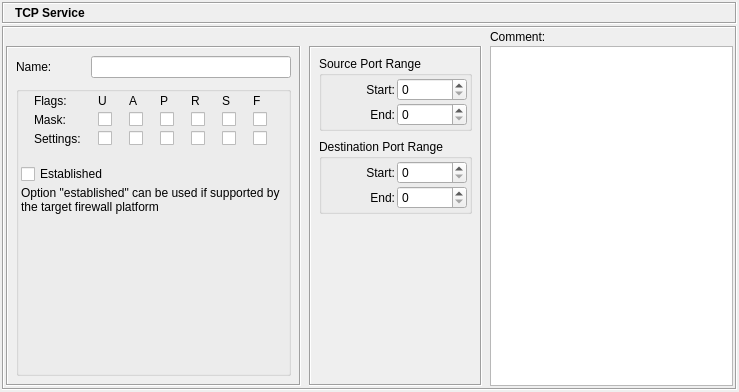
The window that src/gui/tcpservicedialog_q.ui (fwbuilder/fwbuilder) describes before a commit, drawn with Qt 5.
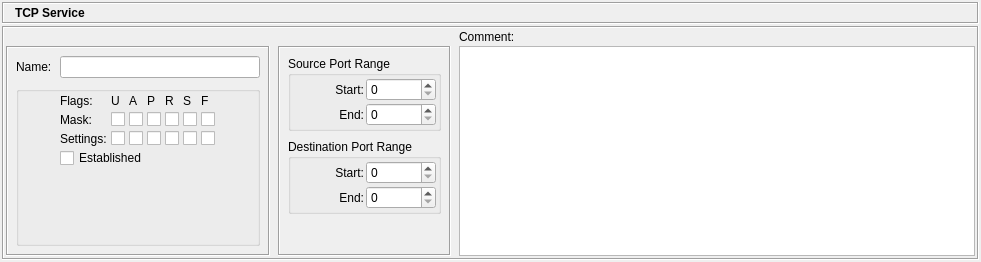
The same window after the commit. Icons and pictures are not drawn.

Commit message: resizing and tidying object dialogs

```diff
--- a/src/gui/tcpservicedialog_q.ui
+++ b/src/gui/tcpservicedialog_q.ui
@@ -8,8 +8,8 @@
    <rect>
     <x>0</x>
     <y>0</y>
-    <width>739</width>
-    <height>392</height>
+    <width>981</width>
+    <height>262</height>
    </rect>
   </property>
   <property name="sizePolicy" >
@@ -738,22 +738,6 @@
                </layout>
               </item>
               <item row="1" column="0" >
-               <spacer>
-                <property name="orientation" >
-                 <enum>Qt::Vertical</enum>
-                </property>
-                <property name="sizeType" >
-                 <enum>QSizePolicy::Fixed</enum>
-                </property>
-                <property name="sizeHint" >
-                 <size>
-                  <width>235</width>
-                  <height>16</height>
-                 </size>
-                </property>
-               </spacer>
-              </item>
-              <item row="2" column="0" >
                <widget class="QCheckBox" name="established" >
                 <property name="sizePolicy" >
                  <sizepolicy vsizetype="Fixed" hsizetype="Preferred" >
@@ -767,28 +751,6 @@
                </widget>
               </item>
               <item row="3" column="0" >
-               <widget class="QLabel" name="textLabel1_4" >
-                <property name="sizePolicy" >
-                 <sizepolicy vsizetype="Preferred" hsizetype="Preferred" >
-                  <horstretch>0</horstretch>
-                  <verstretch>0</verstretch>
-                 </sizepolicy>
-                </property>
-                <property name="text" >
-                 <string>Option "established" can be used if supported by the target firewall platform</string>
-                </property>
-                <property name="alignment" >
-                 <set>Qt::AlignVCenter</set>
-                </property>
-                <property name="wordWrap" >
-                 <bool>true</bool>
-                </property>
-                <property name="buddy" >
-                 <cstring>established</cstring>
-                </property>
-               </widget>
-              </item>
-              <item row="4" column="0" >
                <spacer>
                 <property name="orientation" >
                  <enum>Qt::Vertical</enum>
```
Left out of the diff: 4 changed lines with no effect on the pictures. The commit also changes 6 other files.
